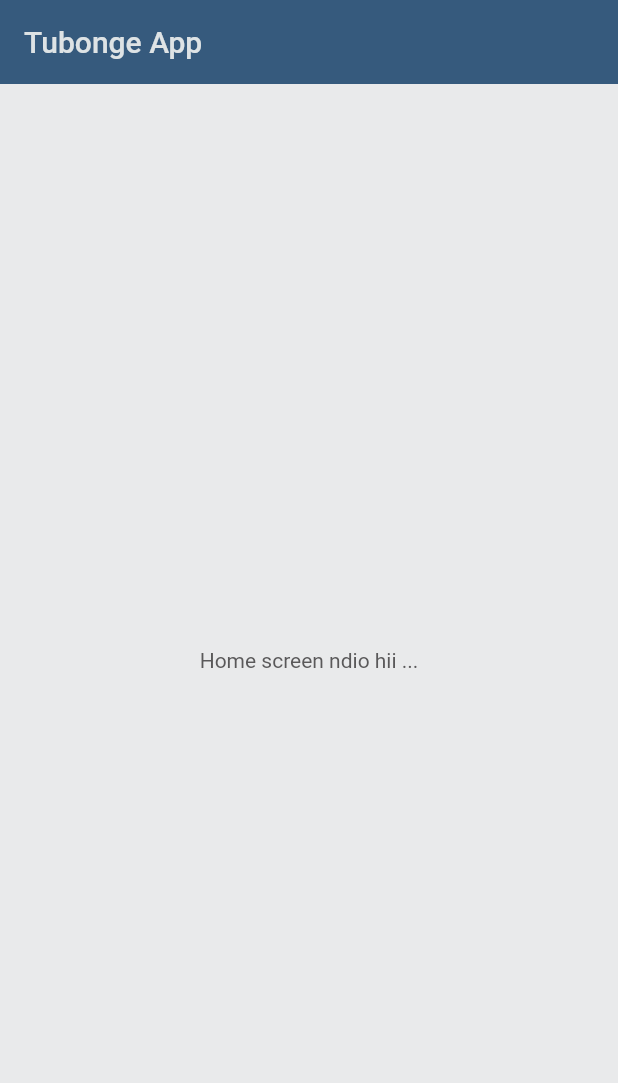
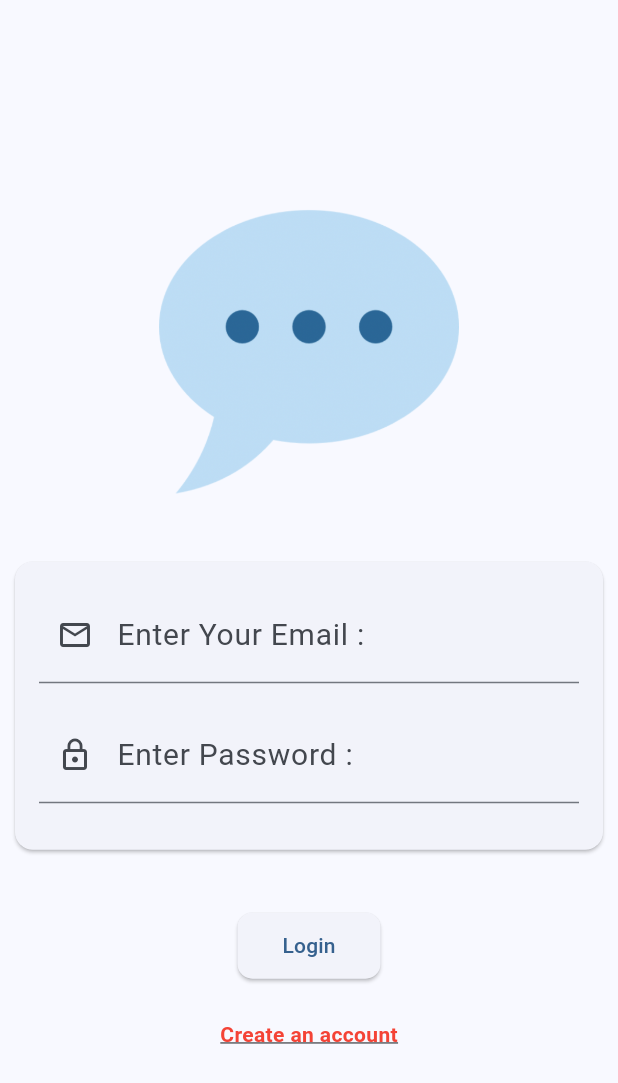
Before and after one commit to notrayo/Tubonge-App, a Flutter app: the screen it shows after launch, on a phone screen of 412 x 824 dp. Shown: the top 1083 px of the screen. Run offline on Flutter 3.47's test engine with Material 2 defaults, Android fonts, the phone set to English and light mode, and no system bars.

Commit message:
created login screen UI

```diff
--- a/lib/Screens/home_screen.dart
+++ b/lib/Screens/home_screen.dart
@@ -12,7 +12,10 @@ class _HomeScreenState extends State<HomeScreen> {
   Widget build(BuildContext context) {
     return Scaffold(
       appBar: AppBar(
-        title: const Text('Tubonge App'),
+        title: Text(
+          'Tubonge App',
+          style: Theme.of(context).textTheme.bodyLarge,
+        ),
       ),
       body: const Center(
         child: Text('Home screen ndio hii ...'),
--- a/lib/Screens/login_screen.dart
+++ b/lib/Screens/login_screen.dart
@@ -0,0 +1,115 @@
+import 'package:flutter/material.dart';
+import 'package:tubonge_app/Screens/signup_screen.dart';
+
+class LoginScreen extends StatefulWidget {
+  const LoginScreen({super.key});
+
+  @override
+  State<LoginScreen> createState() => _LoginScreenState();
+}
+
+class _LoginScreenState extends State<LoginScreen> {
+  var _isLogin = true;
+
+  @override
+  Widget build(BuildContext context) {
+    return Scaffold(
+      //backgroundColor: Theme.of(context).colorScheme.onBackground,
+      body: Center(
+        child: SingleChildScrollView(
+          child: Column(
+            mainAxisAlignment: MainAxisAlignment.center,
+            children: [
+              Container(
+                margin: const EdgeInsets.all(10),
+                width: 200,
+                child: Image.asset('assets/chat.png'),
+              ),
+              const SizedBox(
+                height: 20,
+              ),
+              Card(
+                // color: Theme.of(context).colorScheme.onBackground,
+                margin: const EdgeInsets.all(10),
+                child: SingleChildScrollView(
+                  child: Padding(
+                    padding: const EdgeInsets.all(16),
+                    child: Form(
+                        child: Column(
+                      mainAxisSize: MainAxisSize.min,
+                      children: [
+                        TextFormField(
+                          decoration: const InputDecoration(
+                              label: Text('Enter Your Email :'),
+                              prefixIcon: Icon(Icons.email_outlined)),
+                          keyboardType: TextInputType.emailAddress,
+                          autocorrect: false,
+                          textCapitalization: TextCapitalization.none,
+                        ),
+                        const SizedBox(
+                          height: 15,
+                        ),
+                        TextFormField(
+                          decoration: const InputDecoration(
+                              label: Text('Enter Password : '),
+                              prefixIcon: Icon(Icons.lock_outline)),
+                          obscureText: true,
+                          autocorrect: false,
+                        ),
+                        const SizedBox(
+                          height: 15,
+                        )
+                      ],
+                    )),
+                  ),
+                ),
+              ),
+              const SizedBox(
+                height: 30,
+              ),
+              ElevatedButton(
+                onPressed: () {},
+                style: ElevatedButton.styleFrom(
+                  padding:
+                      const EdgeInsets.symmetric(horizontal: 30, vertical: 12),
+                  shape: RoundedRectangleBorder(
+                      borderRadius: BorderRadius.circular(10)),
+                ),
+                child: Text(_isLogin ? 'Login' : 'Signup'),
+              ),
+              const SizedBox(
+                height: 25,
+              ),
+              Row(
+                mainAxisAlignment: MainAxisAlignment.center,
+                children: [
+                  GestureDetector(
+                    onTap: () {
+                      setState(() {
+                        _isLogin = !_isLogin;
+                      });
+                      // Navigator.push(
+                      //     context,
+                      //     MaterialPageRoute(
+                      //         builder: (context) => const SignupScreen()));
+                    },
+                    child: Text(
+                      _isLogin
+                          ? 'Create an account'
+                          : 'I already have an account',
+                      style: TextStyle(
+                          decoration: TextDecoration.combine(
+                              [TextDecoration.underline]),
+                          color: Colors.red,
+                          fontWeight: FontWeight.bold),
+                    ),
+                  ),
+                ],
+              )
+            ],
+          ),
+        ),
+      ),
+    );
+  }
+}
--- /dev/null
+++ b/lib/Screens/signup_screen.dart
@@ -0,0 +1,22 @@
+import 'package:flutter/material.dart';
+
+class SignupScreen extends StatefulWidget {
+  const SignupScreen({super.key});
+
+  @override
+  State<SignupScreen> createState() => _SignupScreenState();
+}
+
+class _SignupScreenState extends State<SignupScreen> {
+  @override
+  Widget build(BuildContext context) {
+    return Scaffold(
+      appBar: AppBar(
+        title: const Text('Signup Screen ...'),
+      ),
+      body: const Center(
+        child: Text('signup screen'),
+      ),
+    );
+  }
+}
--- a/lib/main.dart
+++ b/lib/main.dart
@@ -1,9 +1,44 @@
 import 'package:flutter/material.dart';
+import 'package:tubonge_app/Screens/login_screen.dart';
 import './Screens/home_screen.dart';
 
 void main() {
   runApp(const MyApp());
 }
+
+ThemeData lightTheme = ThemeData(
+  brightness: Brightness.light,
+  useMaterial3: true,
+  textTheme: const TextTheme(
+    displayLarge: TextStyle(fontSize: 32, fontWeight: FontWeight.bold),
+    bodyLarge: TextStyle(fontSize: 20, color: Colors.black),
+  ),
+  appBarTheme: const AppBarTheme(
+    color: Colors.blue,
+    iconTheme: IconThemeData(color: Colors.white),
+    titleTextStyle: TextStyle(
+      color: Colors.white, // Set the text color to white
+      fontSize: 21, // Adjust the font size as needed
+      fontWeight: FontWeight.bold, // Adjust the font weight as needed
+    ),
+  ),
+  colorScheme: ColorScheme.fromSeed(seedColor: Colors.blue),
+);
+
+ThemeData darkTheme = ThemeData(
+  textTheme: const TextTheme(
+    displayLarge: TextStyle(fontSize: 32, fontWeight: FontWeight.bold),
+    bodyLarge: TextStyle(fontSize: 20, color: Colors.white70),
+  ),
+  appBarTheme: const AppBarTheme(
+    color: Colors.deepOrange,
+    iconTheme: IconThemeData(color: Colors.white),
+  ),
+  colorScheme: ColorScheme.fromSeed(
+    seedColor: Colors.deepOrange,
+    brightness: Brightness.dark,
+  ),
+);
 
 class MyApp extends StatelessWidget {
   const MyApp({super.key});
@@ -13,25 +48,9 @@ class MyApp extends StatelessWidget {
   Widget build(BuildContext context) {
     return MaterialApp(
       title: 'Tubonge App',
-      theme: ThemeData.dark().copyWith(
-          useMaterial3: true,
-          colorScheme: ColorScheme.fromSeed(
-            seedColor: const Color.fromARGB(255, 16, 20, 21),
-            brightness: Brightness.dark,
-            surface: const Color.fromARGB(255, 54, 90, 125),
-          ),
-          scaffoldBackgroundColor: const Color.fromARGB(255, 233, 234, 235),
-          textTheme: const TextTheme(
-            bodyText1: TextStyle(
-              color: Colors.black, // Set the text color to black
-            ),
-            bodyText2: TextStyle(
-              color: Color.fromARGB(
-                  255, 90, 89, 90), // Set the text color to black
-            ),
-          )),
-      initialRoute: '/home',
-      routes: {'/home': (context) => const HomeScreen()},
+      theme: lightTheme,
+      initialRoute: '/login',
+      routes: {'/login': (context) => const LoginScreen()},
     );
   }
 }
--- a/pubspec.yaml
+++ b/pubspec.yaml
@@ -63,6 +63,7 @@ flutter:
   # To add assets to your application, add an assets section, like this:
   assets:
     - assets/chat_logo1.png
+    - assets/chat.png
 
   # An image asset can refer to one or more resolution-specific "variants", see
   # https://flutter.dev/assets-and-images/#resolution-aware
```
Also changed, not shown: assets/chat.png (added).
